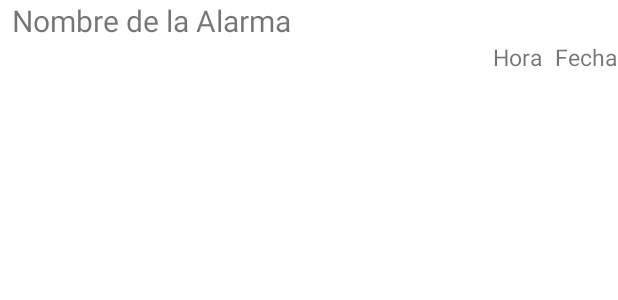
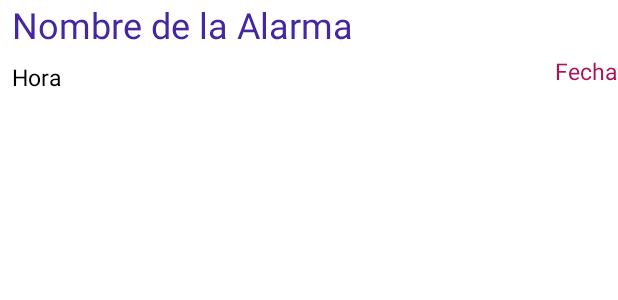
Before and after one commit to alizrui/InfReminder, an Android app: the layout reminder_list_row.xml on its own in the app's theme, with its tools: preview values and no code run, on a phone screen of 412 x 824 dp. Shown: the top 300 px of the screen. Run offline under Robolectric (Android 15) with nearby library versions, the phone set to English and light mode, and no system bars.

Commit message:
ListView tuneado

```diff
--- a/app/src/main/java/com/example/infreminder/view/CreateAlarmView.java
+++ b/app/src/main/java/com/example/infreminder/view/CreateAlarmView.java
@@ -142,7 +142,7 @@ public class CreateAlarmView extends Fragment implements I_CreateAlarmView {
 
             case R.id.rbEveryDay:
                 createAlarmLogic.repeatEveryDay(days);
-                jsonObject.put("only_once", false);
+                jsonObject.put("only_zonce", false);
                 break;
 
             case R.id.rbSelectDays:
--- a/app/src/main/res/layout/reminder_list_row.xml
+++ b/app/src/main/res/layout/reminder_list_row.xml
@@ -1,6 +1,5 @@
 <?xml version="1.0" encoding="utf-8"?>
-<androidx.constraintlayout.widget.ConstraintLayout
-    xmlns:android="http://schemas.android.com/apk/res/android"
+<androidx.constraintlayout.widget.ConstraintLayout xmlns:android="http://schemas.android.com/apk/res/android"
     xmlns:app="http://schemas.android.com/apk/res-auto"
     xmlns:tools="http://schemas.android.com/tools"
     android:layout_width="match_parent"
@@ -11,44 +10,50 @@
         android:layout_width="wrap_content"
         android:layout_height="wrap_content"
         android:layout_marginStart="8dp"
-        android:layout_marginLeft="8dp"
         android:text="Nombre de la Alarma"
-        android:textSize="20sp"
+        android:textColor="#4527A0"
+        android:textSize="24sp"
         app:layout_constraintStart_toStartOf="parent"
         app:layout_constraintTop_toTopOf="parent" />
 
     <TextView
-        android:id="@+id/tvHour"
-        android:layout_width="wrap_content"
+        android:id="@+id/tvDescription"
+        android:layout_width="0dp"
         android:layout_height="wrap_content"
+        android:layout_marginStart="8dp"
+        android:layout_marginTop="8dp"
+        android:paddingRight="8dp"
         android:text="Hora"
+        android:textColor="#000000"
         android:textSize="15sp"
-        app:layout_constraintBottom_toBottomOf="parent"
-        app:layout_constraintEnd_toStartOf="@id/tvDate"
-        app:layout_constraintTop_toBottomOf="@+id/tvNameReminder"
-        android:paddingRight="8dp"
-        />
+        app:layout_constraintEnd_toStartOf="@+id/tvDate"
+        app:layout_constraintStart_toStartOf="parent"
+        app:layout_constraintTop_toBottomOf="@+id/tvNameReminder" />
+
     <TextView
         android:id="@+id/tvDate"
         android:layout_width="wrap_content"
         android:layout_height="wrap_content"
         android:text="Fecha"
+        android:textColor="#AD1457"
+
+        android:textColorHighlight="#FFFFFF"
         android:textSize="15sp"
         app:layout_constraintBottom_toBottomOf="parent"
         app:layout_constraintEnd_toEndOf="parent"
+        app:layout_constraintTop_toBottomOf="@+id/tvNameReminder" />
 
-        app:layout_constraintTop_toBottomOf="@+id/tvNameReminder" />
     <ImageView
         android:id="@+id/ivIdReminder"
         android:layout_width="wrap_content"
         android:layout_height="wrap_content"
         android:layout_marginStart="8dp"
+        android:layout_marginLeft="8dp"
         android:layout_marginTop="8dp"
         android:layout_marginBottom="8dp"
+        android:contentDescription="@string/description_image_reminder"
         app:layout_constraintBottom_toBottomOf="parent"
-        app:layout_constraintStart_toStartOf="parent"
-        android:contentDescription="@string/description_image_reminder"
-        android:layout_marginLeft="8dp" />
+        app:layout_constraintStart_toStartOf="parent" />
 
 
 </androidx.constraintlayout.widget.ConstraintLayout>
```
Also changed, not shown: app/src/main/java/com/example/infreminder/adapter/ReminderListAdapter.java (+20 -7 lines), app/src/main/java/com/example/infreminder/view/CreateReminderView.java (+11 -1 lines).
